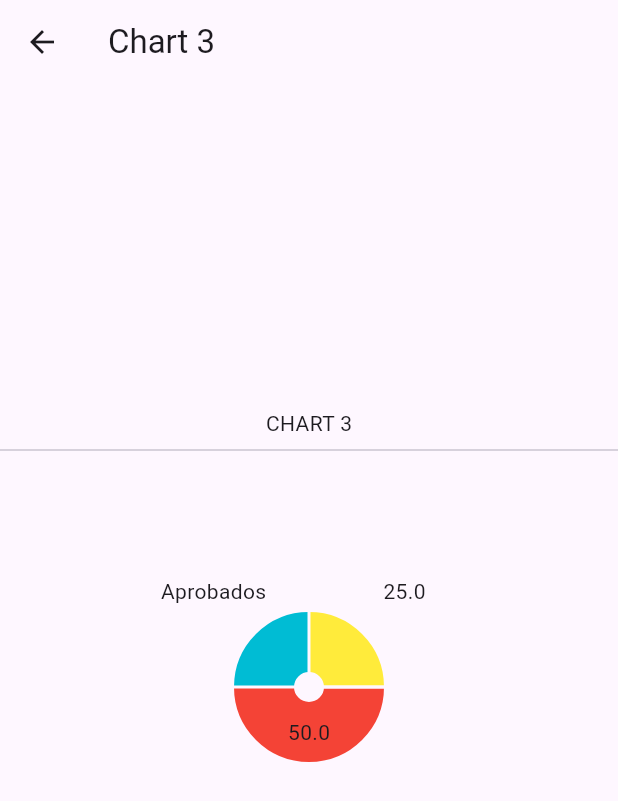
After one commit to fr4nsgallegos/exportsCharts, a Flutter app: the screen it shows after launch, after a tap on "GO CHART 3", on a phone screen of 412 x 824 dp. The commit adds this screen. Shown: the top 801 px of the screen. Run offline on Flutter 3.47's test engine with Material 3 defaults, Android fonts, the phone set to English and light mode, and no system bars; drawn by our look-alikes of fl_chart; our stand-ins replace cloud_firestore, firebase_core, firebase_messaging, go_router, open_file, pdf; missing offline and left inert: syncfusion_flutter_xlsio, syncfusion_officechart; accounts and stored records are empty.

Commit message:
pie chart

```diff
--- /dev/null
+++ b/lib/pages/charts/chart3_page.dart
@@ -0,0 +1,51 @@
+import 'package:fl_chart/fl_chart.dart';
+import 'package:flutter/material.dart';
+
+class Chart3Page extends StatelessWidget {
+  @override
+  Widget build(BuildContext context) {
+    return Scaffold(
+      appBar: AppBar(
+        title: Text("Chart 3"),
+      ),
+      body: Center(
+        child: Column(
+          mainAxisAlignment: MainAxisAlignment.center,
+          children: [
+            Text("CHART 3"),
+            Divider(),
+            Container(
+              height: 300,
+              child: PieChart(
+                swapAnimationCurve: Curves.easeInOut,
+                swapAnimationDuration: Duration(microseconds: 800),
+                PieChartData(
+                  // sectionsSpace: 50,
+                  centerSpaceRadius: 10,
+                  sections: [
+                    PieChartSectionData(
+                      value: 50,
+                      color: Colors.red,
+                    ),
+                    PieChartSectionData(
+                        value: 25,
+                        color: Colors.cyan,
+                        title: "Aprobados",
+                        showTitle: true,
+                        titlePositionPercentageOffset: 2),
+                    PieChartSectionData(
+                        value: 25,
+                        color: Colors.yellow,
+                        // title: "Aprobados",
+                        showTitle: true,
+                        titlePositionPercentageOffset: 2),
+                  ],
+                ),
+              ),
+            )
+          ],
+        ),
+      ),
+    );
+  }
+}
--- a/lib/pages/home_page.dart
+++ b/lib/pages/home_page.dart
@@ -5,6 +5,7 @@ import 'package:cloud_firestore/cloud_firestore.dart';
 import 'package:exportsandcharts/pages/cart_page.dart';
 import 'package:exportsandcharts/pages/charts/chart1_page.dart';
 import 'package:exportsandcharts/pages/charts/chart2_page.dart';
+import 'package:exportsandcharts/pages/charts/chart3_page.dart';
 import 'package:exportsandcharts/pages/dashboard_page.dart';
 import 'package:exportsandcharts/pages/perfil_page.dart';
 import 'package:flutter/material.dart';
@@ -241,6 +242,15 @@ class HomePage extends StatelessWidget {
               },
               child: Text("GO CHART 2"),
             ),
+            ElevatedButton(
+              onPressed: () {
+                Navigator.push(
+                    context,
+                    MaterialPageRoute(
+                        builder: (BuildContext context) => Chart3Page()));
+              },
+              child: Text("GO CHART 3"),
+            ),
           ],
         ),
       ),
```
